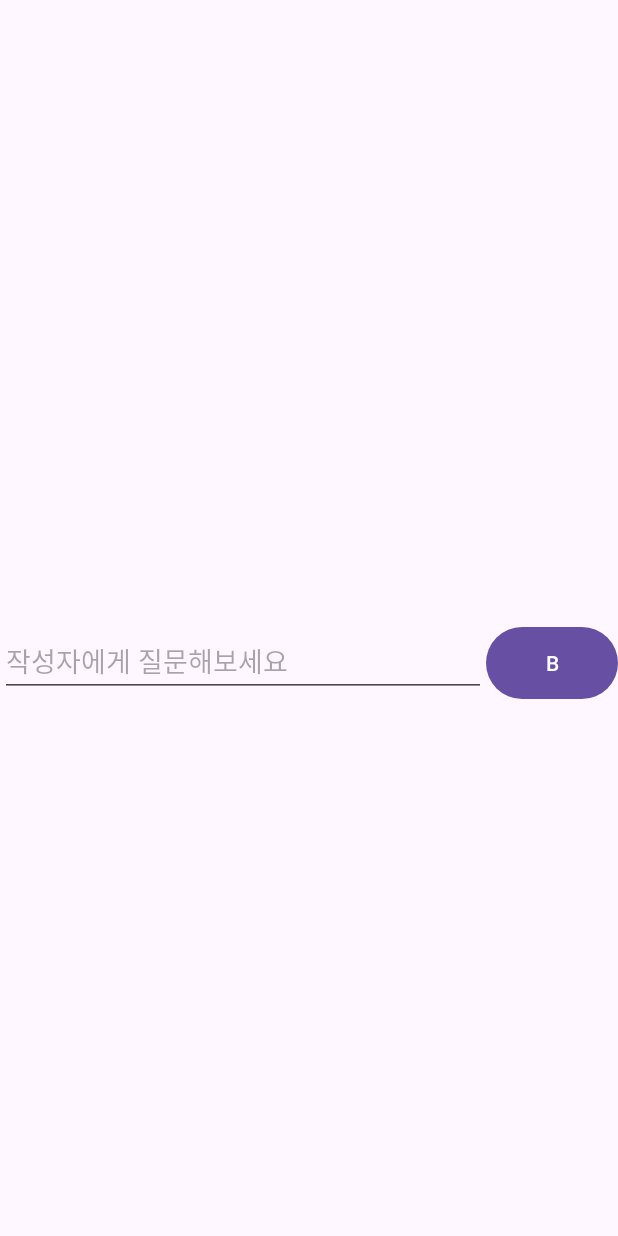
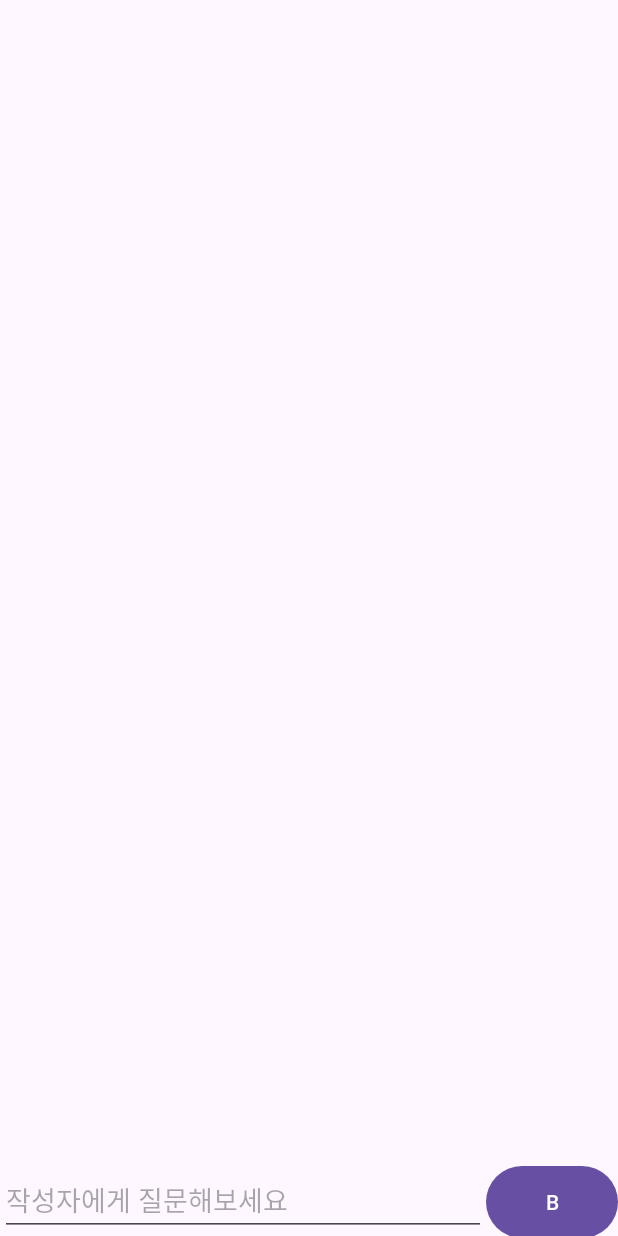
Before and after one commit to GodsB1025/JaksimWeek, an Android app: the layout fragment_comments.xml on its own in the app's theme, with its tools: preview values and no code run, on a phone screen of 412 x 824 dp. Run offline under Robolectric (Android 15) with nearby library versions, the phone set to English and light mode, and no system bars.

Commit message:
feat: 댓글 기능 연동

```diff
--- a/app/src/main/java/com/team/jaksimweek/ui/challenge/ChallengeDetailActivity.kt
+++ b/app/src/main/java/com/team/jaksimweek/ui/challenge/ChallengeDetailActivity.kt
@@ -42,6 +42,11 @@ class ChallengeDetailActivity : AppCompatActivity() {
             Toast.makeText(this, "챌린지 정보를 불러올 수 없습니다.", Toast.LENGTH_SHORT).show()
             finish()
             return
+        }
+
+        binding.btnCommentHandle.setOnClickListener {
+            val commentsFragment = CommentsFragment.newInstance(challengeId!!)
+            commentsFragment.show(supportFragmentManager, commentsFragment.tag)
         }
 
         loadChallengeDetails()
@@ -178,6 +183,7 @@ class ChallengeDetailActivity : AppCompatActivity() {
         }
     }
 
+
     private fun updateChallengeStatus(newStatus: String) {
         firestore.collection("challenges").document(challengeId!!)
             .update("status", newStatus)
--- a/app/src/main/res/layout/activity_challenge_detail.xml
+++ b/app/src/main/res/layout/activity_challenge_detail.xml
@@ -41,6 +41,12 @@
                 android:scaleType="centerCrop"
                 android:background="#E0E0E0"
                 tools:src="@tools:sample/backgrounds/scenic" />
+
+            <Button
+                android:id="@+id/btnCommentHandle"
+                android:layout_width="wrap_content"
+                android:layout_height="wrap_content"
+                android:text="댓글" />
 
             <LinearLayout
                 android:layout_width="match_parent"
--- a/app/src/main/res/layout/fragment_comments.xml
+++ b/app/src/main/res/layout/fragment_comments.xml
@@ -7,26 +7,31 @@
     android:layout_height="match_parent"
     tools:context=".ui.challenge.CommentsFragment">
 
-    <LinearLayout
-        android:id="@+id/commentVertical"
+    <androidx.constraintlayout.widget.ConstraintLayout
+        android:id="@+id/commentConstraint"
         android:layout_width="match_parent"
-        android:layout_height="500dp"
-        android:orientation="vertical">
+        android:layout_height="match_parent">
 
         <androidx.recyclerview.widget.RecyclerView
             android:id="@+id/commentRecyclerView"
             android:layout_width="match_parent"
-            android:layout_height="match_parent"
-            android:layout_weight="1">
+            android:layout_height="500dp"
+            android:layout_weight="1"
+            app:layout_constraintBottom_toBottomOf="parent"
+            app:layout_constraintEnd_toEndOf="parent"
+            app:layout_constraintStart_toStartOf="parent">
 
         </androidx.recyclerview.widget.RecyclerView>
 
         <LinearLayout
             android:id="@+id/commentHorizontal"
             android:layout_width="match_parent"
-            android:layout_height="match_parent"
+            android:layout_height="wrap_content"
             android:layout_weight="5"
-            android:orientation="horizontal">
+            android:orientation="horizontal"
+            app:layout_constraintBottom_toBottomOf="parent"
+            app:layout_constraintEnd_toEndOf="parent"
+            app:layout_constraintStart_toStartOf="parent">
 
             <EditText
                 android:id="@+id/inputComment"
@@ -46,7 +51,6 @@
                 android:text="B"
                 app:iconPadding="0dp" />
         </LinearLayout>
-
-    </LinearLayout>
+    </androidx.constraintlayout.widget.ConstraintLayout>
 
 </FrameLayout>
```
Also changed, not shown: app/src/main/AndroidManifest.xml (+5 -3 lines), app/src/main/java/com/team/jaksimweek/data/model/Comment.kt (added, +12 -0 lines), app/src/main/java/com/team/jaksimweek/ui/challenge/CommentAdapter.kt (+33 -22 lines), app/src/main/java/com/team/jaksimweek/ui/challenge/CommentVO.kt (deleted, +0 -9 lines), app/src/main/java/com/team/jaksimweek/ui/challenge/CommentsFragment.kt (+106 -25 lines).
